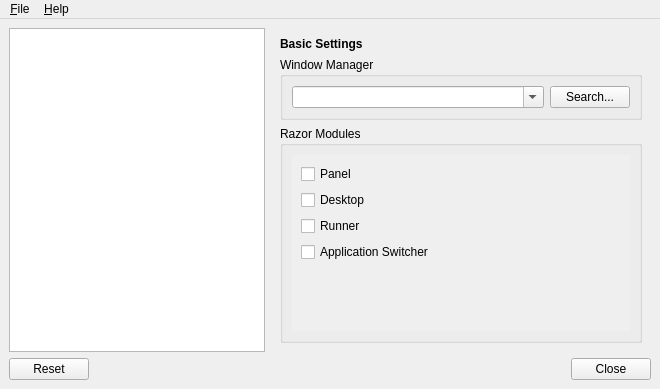
First picture: the form in config/sessionconfigwindow.ui, repository lxqt/lxqt-session, before the edit.
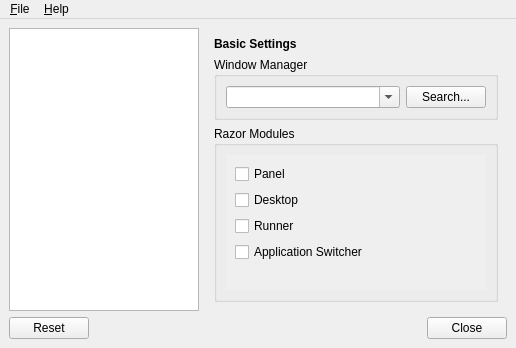
Second picture: the form after the edit. Custom widgets are drawn as their Qt base class.

Commit message: removed unneeded parts after new config gui

What changed in the file:
```diff
--- a/config/sessionconfigwindow.ui
+++ b/config/sessionconfigwindow.ui
@@ -6,8 +6,8 @@
    <rect>
     <x>0</x>
     <y>0</y>
-    <width>660</width>
-    <height>389</height>
+    <width>516</width>
+    <height>348</height>
    </rect>
   </property>
   <property name="windowTitle">
@@ -100,8 +100,8 @@
                  <rect>
                   <x>0</x>
                   <y>0</y>
-                  <width>368</width>
-                  <height>200</height>
+                  <width>303</width>
+                  <height>112</height>
                  </rect>
                 </property>
                 <layout class="QGridLayout" name="gridLayout_4">
@@ -436,8 +436,8 @@
     <rect>
      <x>0</x>
      <y>0</y>
-     <width>660</width>
-     <height>21</height>
+     <width>516</width>
+     <height>25</height>
     </rect>
    </property>
    <widget class="QMenu" name="menu_File">
```
Left out of the diff: 10 changed lines with no effect on the pictures. The commit also changes 2 other files.
